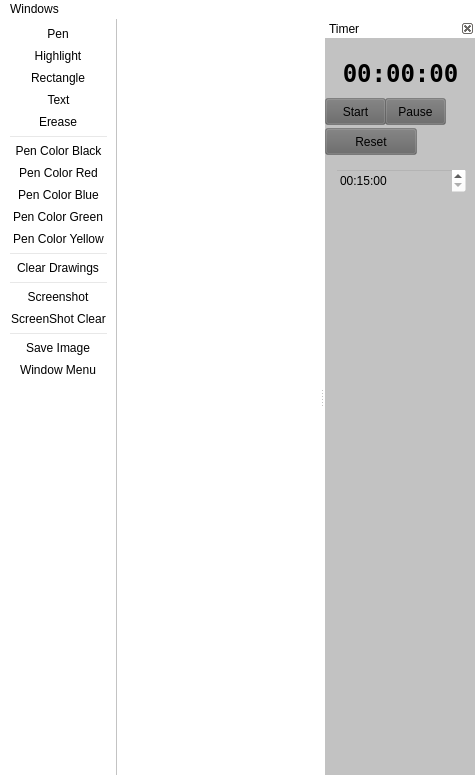
This is Cpp.PaintPresenter/src/mainwindow.ui in okard/depot as Qt 5 draws it before an edit. The edited form follows.
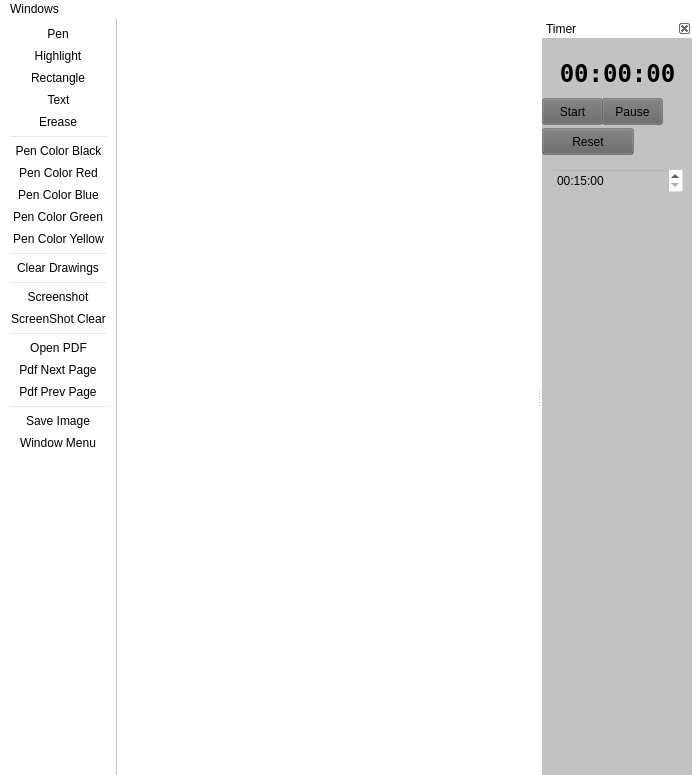
This is the edited form. Icons and pictures are not drawn.

Diff of the .ui file:
```diff
--- a/Cpp.PaintPresenter/src/mainwindow.ui
+++ b/Cpp.PaintPresenter/src/mainwindow.ui
@@ -6,7 +6,7 @@
    <rect>
     <x>0</x>
     <y>0</y>
-    <width>475</width>
+    <width>692</width>
     <height>775</height>
    </rect>
   </property>
@@ -62,6 +62,10 @@
    <addaction name="actionScreenshot"/>
    <addaction name="actionScreenShotClear"/>
    <addaction name="separator"/>
+   <addaction name="actionOpenPDF"/>
+   <addaction name="actionPdfNextPage"/>
+   <addaction name="actionPdfPrevPage"/>
+   <addaction name="separator"/>
    <addaction name="actionSaveImage"/>
    <addaction name="actionWindowsMenu"/>
   </widget>
@@ -208,7 +212,7 @@
     <rect>
      <x>0</x>
      <y>0</y>
-     <width>475</width>
+     <width>692</width>
      <height>23</height>
     </rect>
    </property>
@@ -375,6 +379,33 @@
     <string>Window Menu</string>
    </property>
   </action>
+  <action name="actionOpenPDF">
+   <property name="icon">
+    <iconset resource="../resources.qrc">
+     <normaloff>:/icons/images/icon_pdf.png</normaloff>:/icons/images/icon_pdf.png</iconset>
+   </property>
+   <property name="text">
+    <string>Open PDF</string>
+   </property>
+  </action>
+  <action name="actionPdfNextPage">
+   <property name="icon">
+    <iconset resource="../resources.qrc">
+     <normaloff>:/icons/images/icon_next.png</normaloff>:/icons/images/icon_next.png</iconset>
+   </property>
+   <property name="text">
+    <string>Pdf Next Page</string>
+   </property>
+  </action>
+  <action name="actionPdfPrevPage">
+   <property name="icon">
+    <iconset resource="../resources.qrc">
+     <normaloff>:/icons/images/icon_prev.png</normaloff>:/icons/images/icon_prev.png</iconset>
+   </property>
+   <property name="text">
+    <string>Pdf Prev Page</string>
+   </property>
+  </action>
  </widget>
  <layoutdefault spacing="6" margin="11"/>
  <resources>
```
Left out of the diff: 2 changed lines with no effect on the pictures.
